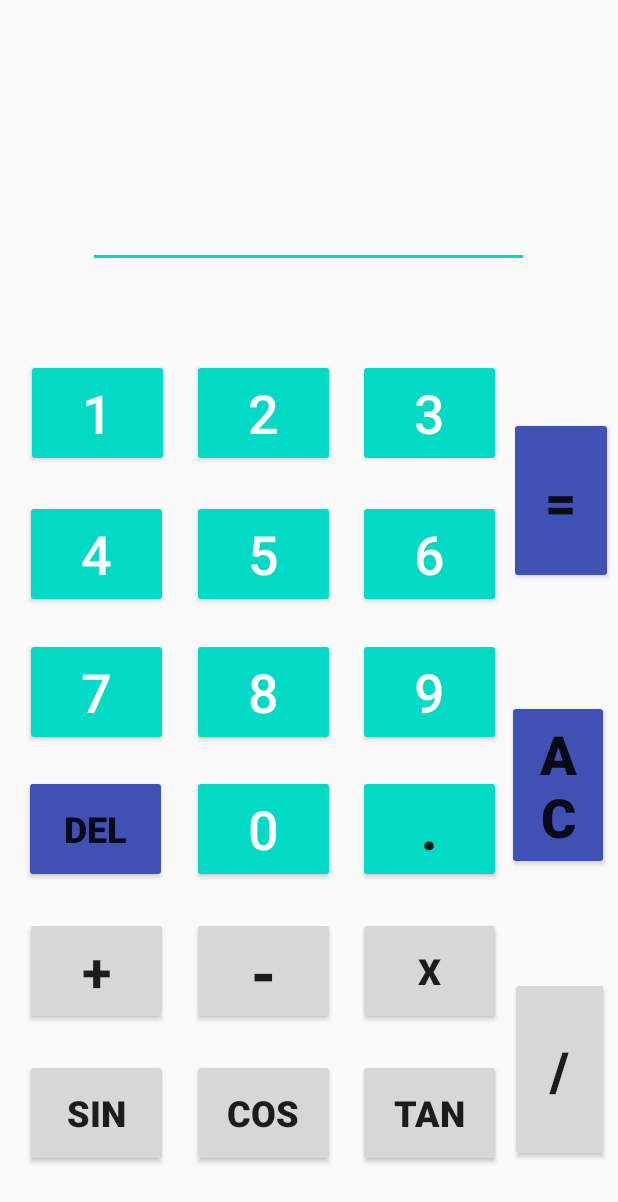
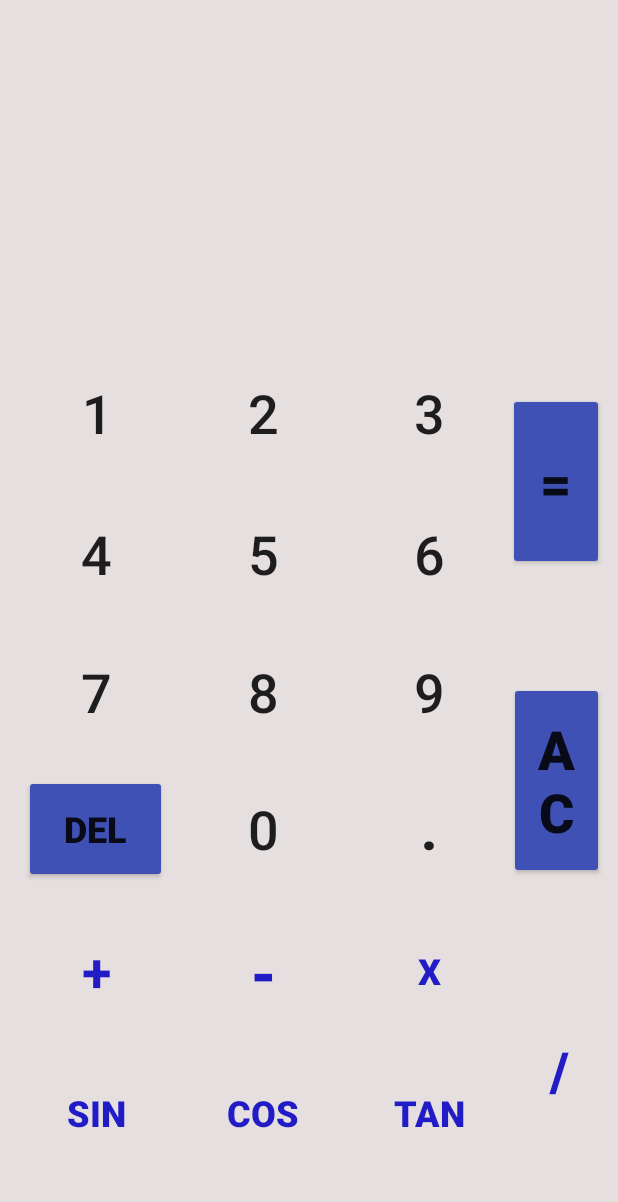
Before and after one commit to AndresDav7/Calculadora_ADAM, an Android app: the layout activity_main.xml on its own in the app's theme, with its tools: preview values and no code run, on a phone screen of 412 x 824 dp. Shown: the top 1202 px of the screen. Run offline under Robolectric (Android 15) with nearby library versions, the phone set to English and light mode, and no system bars.

Commit message:
Backgrounds and Buttons

```diff
--- a/app/src/main/AndroidManifest.xml
+++ b/app/src/main/AndroidManifest.xml
@@ -8,7 +8,7 @@
         android:label="@string/app_name"
         android:roundIcon="@mipmap/ic_launcher_round"
         android:supportsRtl="true"
-        android:theme="@style/AppTheme">
+        android:theme="@style/Theme.AppCompat.Light.NoActionBar">
         <activity android:name=".MainActivity">
             <intent-filter>
                 <action android:name="android.intent.action.MAIN" />
--- a/app/src/main/res/layout/activity_main.xml
+++ b/app/src/main/res/layout/activity_main.xml
@@ -4,12 +4,13 @@
     xmlns:tools="http://schemas.android.com/tools"
     android:layout_width="match_parent"
     android:layout_height="match_parent"
+    android:background="#E6DFDF"
     tools:context=".MainActivity">
 
     <Button
         android:id="@+id/btn_equal2"
-        android:layout_width="68dp"
-        android:layout_height="113dp"
+        android:layout_width="63dp"
+        android:layout_height="131dp"
         android:backgroundTint="#3F51B5"
         android:onClick="borrarT"
         android:text="AC"
@@ -17,15 +18,15 @@
         android:textStyle="bold"
         app:layout_constraintBottom_toBottomOf="parent"
         app:layout_constraintEnd_toEndOf="parent"
-        app:layout_constraintHorizontal_bias="0.982"
+        app:layout_constraintHorizontal_bias="0.974"
         app:layout_constraintStart_toStartOf="parent"
         app:layout_constraintTop_toTopOf="parent"
-        app:layout_constraintVertical_bias="0.657" />
+        app:layout_constraintVertical_bias="0.656" />
 
     <Button
         android:id="@+id/btn_equal"
-        android:layout_width="69dp"
-        android:layout_height="111dp"
+        android:layout_width="64dp"
+        android:layout_height="118dp"
         android:backgroundTint="#3F51B5"
         android:onClick="btnIgual"
         android:text="="
@@ -33,17 +34,19 @@
         android:textStyle="bold"
         app:layout_constraintBottom_toBottomOf="parent"
         app:layout_constraintEnd_toEndOf="parent"
-        app:layout_constraintHorizontal_bias="0.991"
+        app:layout_constraintHorizontal_bias="0.974"
         app:layout_constraintStart_toStartOf="parent"
         app:layout_constraintTop_toTopOf="parent"
-        app:layout_constraintVertical_bias="0.39" />
+        app:layout_constraintVertical_bias="0.371" />
 
     <Button
         android:id="@+id/btn_div"
+        style="@style/Widget.AppCompat.Button.Borderless.Colored"
         android:layout_width="66dp"
         android:layout_height="123dp"
         android:onClick="btnDiv"
         android:text="/"
+        android:textColor="#221CC6"
         android:textSize="36sp"
         android:textStyle="bold"
         app:layout_constraintBottom_toBottomOf="parent"
@@ -55,10 +58,12 @@
 
     <Button
         android:id="@+id/btn_tan"
+        style="@style/Widget.AppCompat.Button.Borderless.Colored"
         android:layout_width="95dp"
         android:layout_height="72dp"
         android:onClick="btnTan"
         android:text="TAN"
+        android:textColor="#221CC6"
         android:textSize="24sp"
         android:textStyle="bold"
         app:layout_constraintBottom_toBottomOf="parent"
@@ -70,10 +75,12 @@
 
     <Button
         android:id="@+id/btn_cos"
+        style="@style/Widget.AppCompat.Button.Borderless.Colored"
         android:layout_width="95dp"
         android:layout_height="72dp"
         android:onClick="btnCos"
         android:text="COS"
+        android:textColor="#221CC6"
         android:textSize="24sp"
         android:textStyle="bold"
         app:layout_constraintBottom_toBottomOf="parent"
@@ -85,10 +92,12 @@
 
     <Button
         android:id="@+id/btn_sin"
+        style="@style/Widget.AppCompat.Button.Borderless.Colored"
         android:layout_width="95dp"
         android:layout_height="72dp"
         android:onClick="btnSin"
         android:text="SIN"
+        android:textColor="#221CC6"
         android:textSize="24sp"
         android:textStyle="bold"
         app:layout_constraintBottom_toBottomOf="parent"
@@ -100,10 +109,12 @@
 
     <Button
         android:id="@+id/btn_x"
+        style="@style/Widget.AppCompat.Button.Borderless.Colored"
         android:layout_width="95dp"
         android:layout_height="72dp"
         android:onClick="btnMult"
         android:text="x"
+        android:textColor="#221CC6"
         android:textSize="24sp"
         android:textStyle="bold"
         app:layout_constraintBottom_toBottomOf="parent"
@@ -115,10 +126,12 @@
 
     <Button
         android:id="@+id/btn_res"
+        style="@style/Widget.AppCompat.Button.Borderless.Colored"
         android:layout_width="95dp"
         android:layout_height="72dp"
         android:onClick="btnRes"
         android:text="-"
+        android:textColor="#221CC6"
         android:textSize="40sp"
         android:textStyle="bold"
         app:layout_constraintBottom_toBottomOf="parent"
@@ -130,11 +143,13 @@
 
     <Button
         android:id="@+id/btn_sum"
+        style="@style/Widget.AppCompat.Button.Borderless.Colored"
         android:layout_width="95dp"
         android:layout_height="72dp"
         android:onClick="btnSum"
         android:text="+"
         android:textAppearance="@style/TextAppearance.AppCompat.Body1"
+        android:textColor="#221CC6"
         android:textSize="36sp"
         android:textStyle="bold"
         app:layout_constraintBottom_toBottomOf="parent"
@@ -146,6 +161,7 @@
 
     <Button
         android:id="@+id/btn_punto"
+        style="@style/Widget.AppCompat.Button.Borderless"
         android:layout_width="95dp"
         android:layout_height="72dp"
         android:backgroundTint="@color/colorAccent"
@@ -178,7 +194,7 @@
 
     <Button
         android:id="@+id/btn_0"
-        style="@style/Widget.AppCompat.Button.Colored"
+        style="@style/Widget.AppCompat.Button.Borderless"
         android:layout_width="95dp"
         android:layout_height="72dp"
         android:onClick="btn0"
@@ -193,7 +209,7 @@
 
     <Button
         android:id="@+id/btn_8"
-        style="@style/Widget.AppCompat.Button.Colored"
+        style="@style/Widget.AppCompat.Button.Borderless"
         android:layout_width="95dp"
         android:layout_height="72dp"
         android:onClick="btn8"
@@ -208,7 +224,7 @@
 
     <Button
         android:id="@+id/btn_7"
-        style="@style/Widget.AppCompat.Button.Colored"
+        style="@style/Widget.AppCompat.Button.Borderless"
         android:layout_width="95dp"
         android:layout_height="72dp"
         android:onClick="btn7"
@@ -223,7 +239,7 @@
 
     <Button
         android:id="@+id/btn_9"
-        style="@style/Widget.AppCompat.Button.Colored"
+        style="@style/Widget.AppCompat.Button.Borderless"
         android:layout_width="95dp"
         android:layout_height="72dp"
         android:backgroundTint="@color/colorAccent"
@@ -239,7 +255,7 @@
 
     <Button
         android:id="@+id/btn_5"
-        style="@style/Widget.AppCompat.Button.Colored"
+        style="@style/Widget.AppCompat.Button.Borderless"
         android:layout_width="95dp"
         android:layout_height="72dp"
         android:onClick="btn5"
@@ -254,7 +270,7 @@
 
     <Button
         android:id="@+id/btn_4"
-        style="@style/Widget.AppCompat.Button.Colored"
+        style="@style/Widget.AppCompat.Button.Borderless"
         android:layout_width="95dp"
         android:layout_height="72dp"
         android:onClick="btn4"
@@ -269,7 +285,7 @@
 
     <Button
         android:id="@+id/btn_6"
-        style="@style/Widget.AppCompat.Button.Colored"
+        style="@style/Widget.AppCompat.Button.Borderless"
         android:layout_width="95dp"
         android:layout_height="72dp"
         android:onClick="btn6"
@@ -284,7 +300,7 @@
 
     <Button
         android:id="@+id/btn_3"
-        style="@android:style/Widget.DeviceDefault.Button.Colored"
+        style="@style/Widget.AppCompat.Button.Borderless"
         android:layout_width="95dp"
         android:layout_height="72dp"
         android:onClick="btn3"
@@ -299,9 +315,10 @@
 
     <Button
         android:id="@+id/btn_1"
-        style="@style/Widget.AppCompat.Button.Colored"
+        style="@style/Widget.AppCompat.Button.Borderless"
         android:layout_width="95dp"
         android:layout_height="72dp"
+        android:backgroundTint="#19701C"
         android:onClick="btn1"
         android:text="1"
         android:textSize="36sp"
@@ -314,7 +331,7 @@
 
     <Button
         android:id="@+id/btn_2"
-        style="@style/Widget.AppCompat.Button.Colored"
+        style="@style/Widget.AppCompat.Button.Borderless"
         android:layout_width="95dp"
         android:layout_height="72dp"
         android:onClick="btn2"
@@ -329,15 +346,23 @@
 
     <EditText
         android:id="@+id/tv1"
-        android:layout_width="294dp"
-        android:layout_height="115dp"
+        android:layout_width="335dp"
+        android:layout_height="138dp"
+        android:backgroundTint="#E6DFDF"
+        android:clickable="false"
+        android:contextClickable="false"
+        android:cursorVisible="false"
         android:ems="10"
+        android:enabled="false"
         android:inputType="textPersonName"
+        android:textAlignment="textEnd"
+        android:textColor="#090909"
+        android:textSize="50sp"
         app:layout_constraintBottom_toBottomOf="parent"
         app:layout_constraintEnd_toEndOf="parent"
-        app:layout_constraintHorizontal_bias="0.495"
+        app:layout_constraintHorizontal_bias="0.492"
         app:layout_constraintStart_toStartOf="parent"
         app:layout_constraintTop_toTopOf="parent"
-        app:layout_constraintVertical_bias="0.089" />
+        app:layout_constraintVertical_bias="0.028" />
 
 </androidx.constraintlayout.widget.ConstraintLayout>
```
